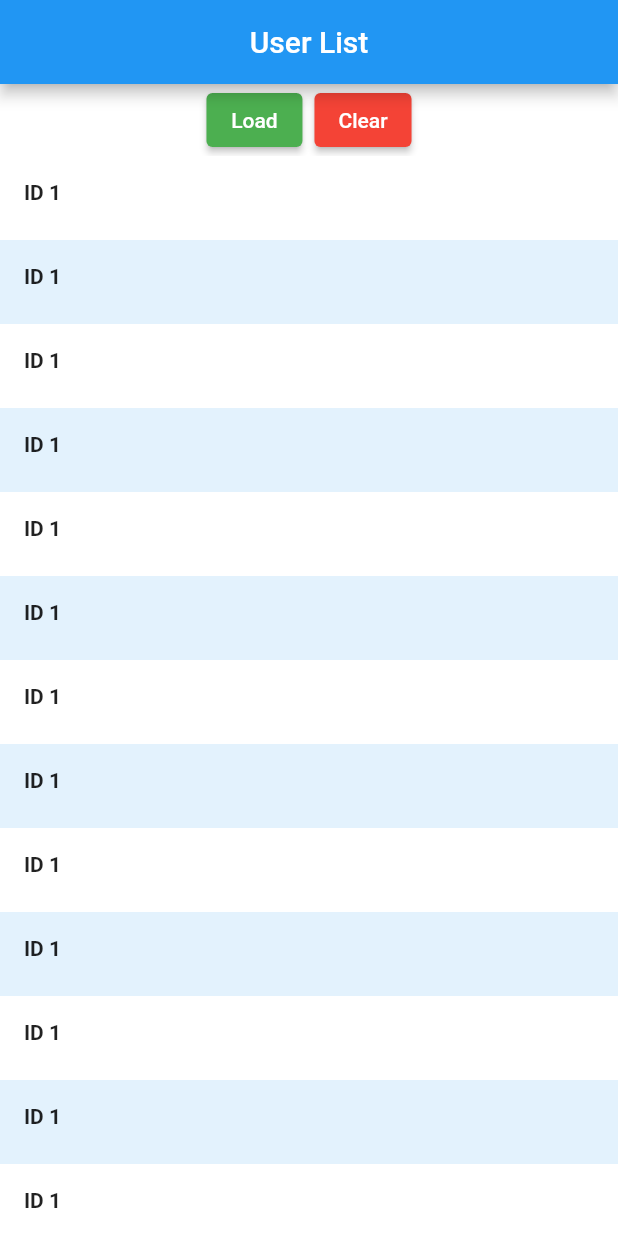
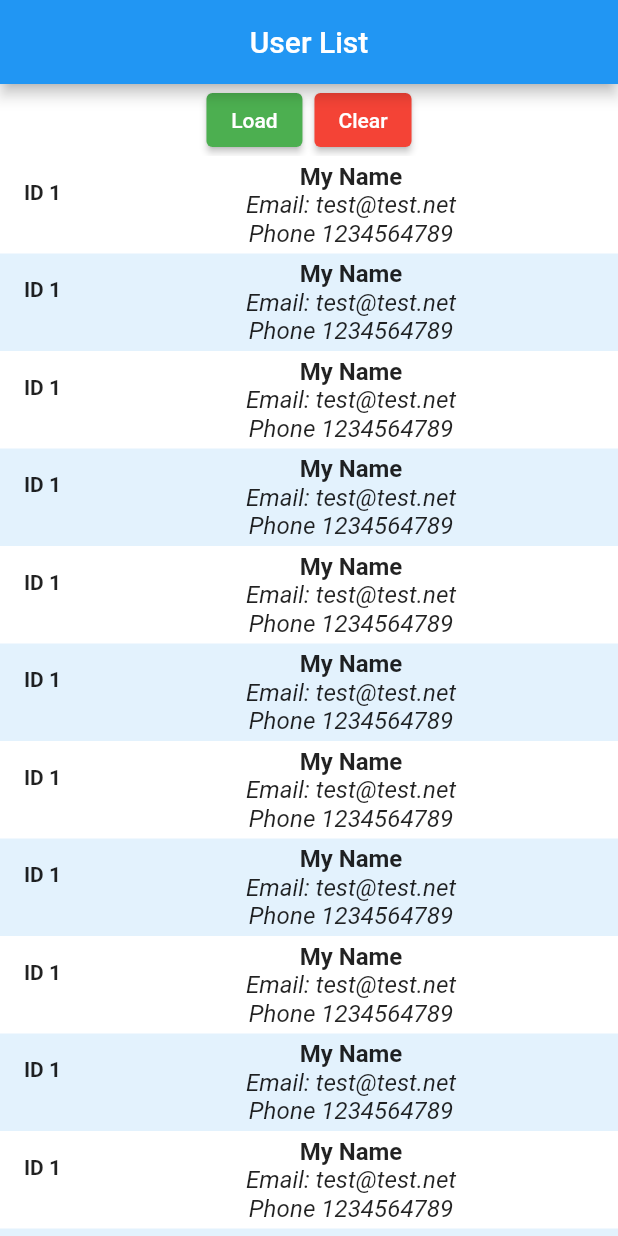
Before and after one commit to taras3189/bloc_network, a Flutter app: the screen it shows after launch, on a phone screen of 412 x 824 dp. Run offline on Flutter 3.47's test engine with Material 2 defaults, Android fonts, the phone set to English and light mode, and no system bars.

Commit message:
3 commit

```diff
--- /dev/null
+++ b/lib/model/user.dart
@@ -0,0 +1,22 @@
+class User {
+  late int id;
+  late String name;
+  String? email;
+  String? phone;
+
+  User({
+    required this.id,
+    required this.name,
+    this.email,
+    this.phone
+  });
+
+  factory User.fromJson(Map<String, dynamic> json) {
+    return User(
+        id: json['id'],
+        name: json['name'],
+        email: json['email'] ?? '',
+        phone: json['phone'] ?? '',
+    );
+  }
+}
--- /dev/null
+++ b/lib/services/user_api_provider.dart
@@ -0,0 +1,20 @@
+import 'dart:convert';
+import '../model/user.dart';
+import 'package:http/http.dart' as http;
+
+class UserProvider {
+
+  //https:jsonplaceholder.typicode.com/users
+
+  Future<List<User>> getUsers() async {
+    final response = await http.get(
+        Uri.parse('https:jsonplaceholder.typicode.com/users'));
+
+    if (response.statusCode == 200) {
+      final List<dynamic> userJson = json.decode(response.body);
+      return userJson.map((json) => User.fromJson(json)).toList();
+    } else {
+      throw Exception('Error fetching users');
+    }
+  }
+}
--- a/lib/widgets/user_list.dart
+++ b/lib/widgets/user_list.dart
@@ -9,10 +9,30 @@ class UserList extends StatelessWidget {
       itemCount: 20,
       itemBuilder: (context, index) => Container(
         color: index % 2 == 0 ? Colors.white : Colors.blue[50],
-        child: const ListTile(
-          leading: Text(
+        child: ListTile(
+          leading: const Text(
             'ID 1',
             style: TextStyle(fontWeight: FontWeight.bold),
+          ),
+          title: Column(
+            children: [
+              const Text(
+                'My Name',
+                style: TextStyle(fontWeight: FontWeight.bold),
+              ),
+              Column(
+                children: const [
+                  Text(
+                    'Email: test@test.net',
+                    style: TextStyle(fontStyle: FontStyle.italic),
+                  ),
+                  Text(
+                    'Phone 1234564789',
+                    style: TextStyle(fontStyle: FontStyle.italic),
+                  ),
+                ],
+              ),
+            ],
           ),
         ),
       ),
--- a/pubspec.yaml
+++ b/pubspec.yaml
@@ -36,6 +36,7 @@ dependencies:
   # The following adds the Cupertino Icons font to your application.
   # Use with the CupertinoIcons class for iOS style icons.
   cupertino_icons: ^1.0.2
+  http: ^0.13.5
 
 dev_dependencies:
   flutter_test:
```
Also changed, not shown: pubspec.lock.
